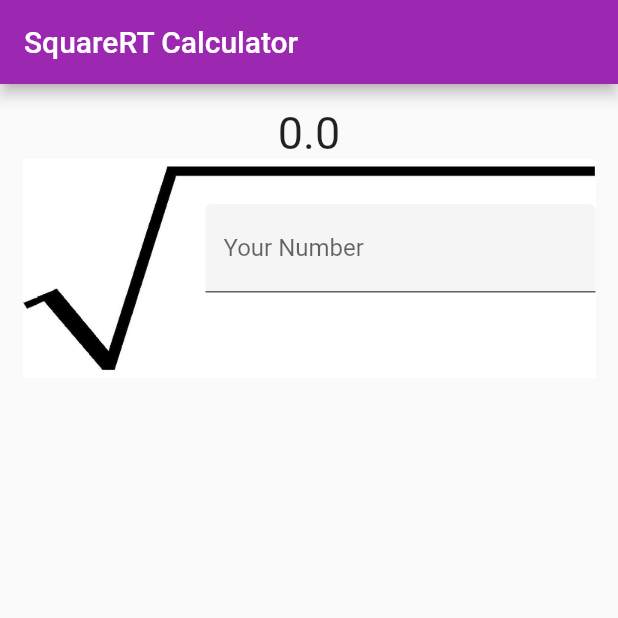
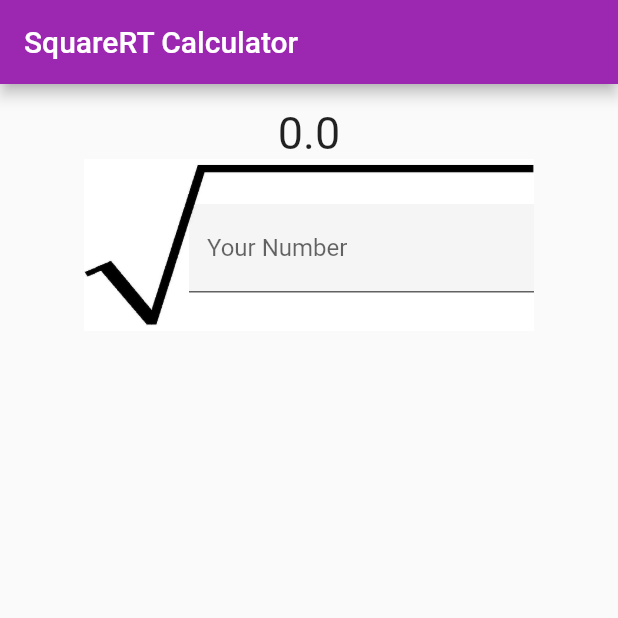
Before and after one commit to CesarGascaAndrade/SquareRT.Flutter, a Flutter app: the screen it shows after launch, on a phone screen of 412 x 824 dp, the top half of it. Run offline on Flutter 3.47's test engine with Material 2 defaults, Android fonts, the phone set to English and light mode, and no system bars.

Commit message:
Fixed Square root width on portrait view and landscape view

```diff
--- a/lib/Views/MainView.dart
+++ b/lib/Views/MainView.dart
@@ -27,7 +27,10 @@ class _MainViewState extends State<MainView> {
             padding: const EdgeInsets.all(15.0),
             child: ListView(
               children: [
-                Column(
+                Center(
+                  child: SizedBox(
+                    width: 300,
+                    child: Column(
                       children: <Widget>[
                         Text(
                           model.result.toString(),
@@ -38,17 +41,13 @@ class _MainViewState extends State<MainView> {
                         Stack(
                           //mainAxisAlignment: MainAxisAlignment.center,
                           children: <Widget>[
-                        Container(
-                          child: Image.asset('assets/squareRoot.jpg'),
-                        ),
+                            Image.asset('assets/squareRoot.jpg'),
                             Positioned(
                               top: 30,
-                          right: 0,
+                              left: 0,
                               width: 400,
                               child: FractionallySizedBox(
                                 widthFactor: 0.65,
-                            alignment: Alignment.centerRight,
-                            child: Container(
                                 child: TextField(
                                   keyboardType: TextInputType.number,
                                   decoration: InputDecoration(
@@ -57,16 +56,19 @@ class _MainViewState extends State<MainView> {
                                     //fillColor: Colors.white,
                                   ),
                                   onChanged: (value) {
-                                  print('changed');
+                                    if(value == '') {
+                                      value = '0';
+                                    }
                                     model.calculate(double.parse(value));
                                   },
-                              ),
                                 ),
                               ),
                             ),
                           ],
                         ),
                       ],
+                    ),
+                  ),
                 )
               ],
             ),
```
Also changed, not shown: lib/ViewModels/SquareRtViewModel.dart (+8 -2 lines). Lines whose indentation alone changed are shown as unchanged.
